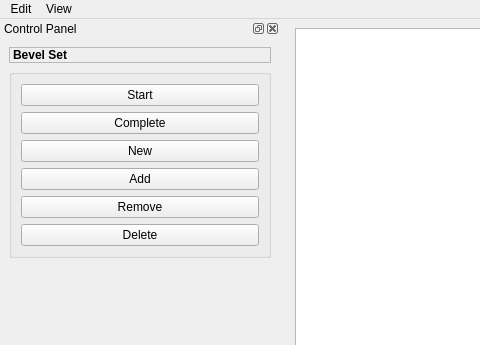
Qt form maya_script/BevelTool/src/Qt/UI/MWBevelToolMainWindow_io.ui (FengYusheng/MyUtils) before a commit; both pictures show x 0 to 480 and y 0 to 345 of the 940 by 817 pixel window.
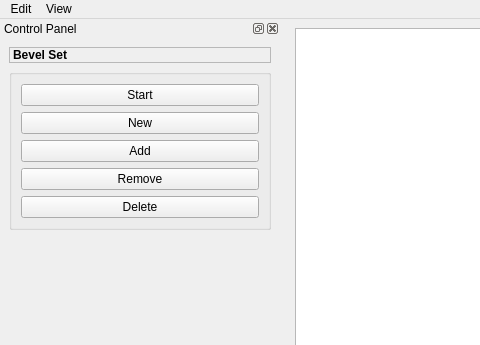
The same form after that commit.

```diff
--- a/maya_script/BevelTool/src/Qt/UI/MWBevelToolMainWindow_io.ui
+++ b/maya_script/BevelTool/src/Qt/UI/MWBevelToolMainWindow_io.ui
@@ -106,13 +106,6 @@
           </property>
          </widget>
         </item>
-        <item>
-         <widget class="QPushButton" name="completeButton">
-          <property name="text">
-           <string>Complete</string>
-          </property>
-         </widget>
-        </item>
         <item>
          <widget class="QPushButton" name="createBevelSetButton">
           <property name="text">
```
Left out of the diff: 2 changed lines with no effect on the pictures.
